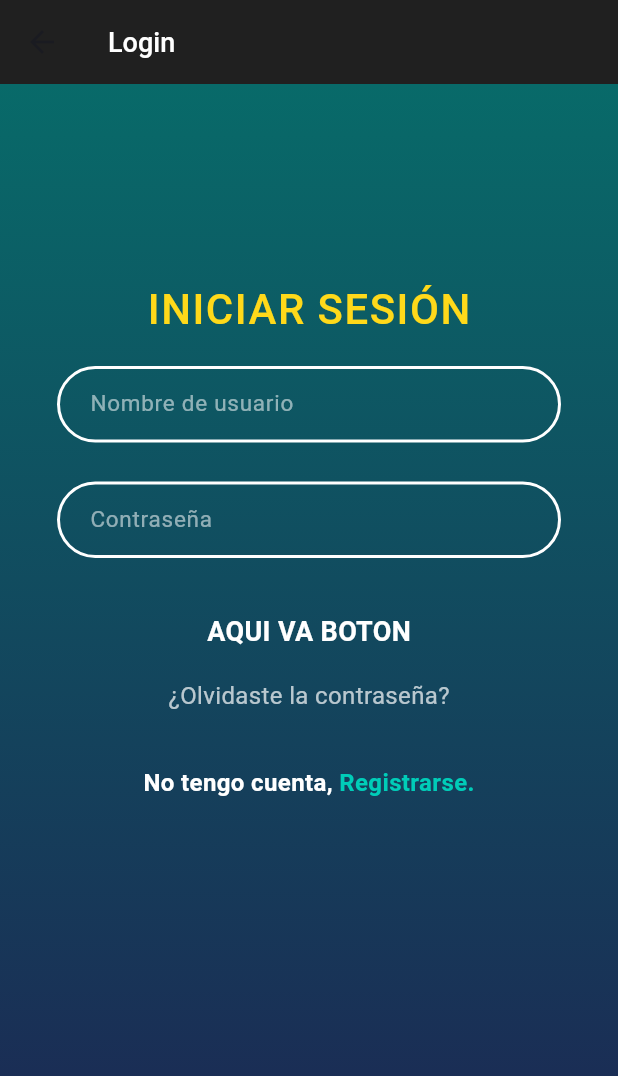
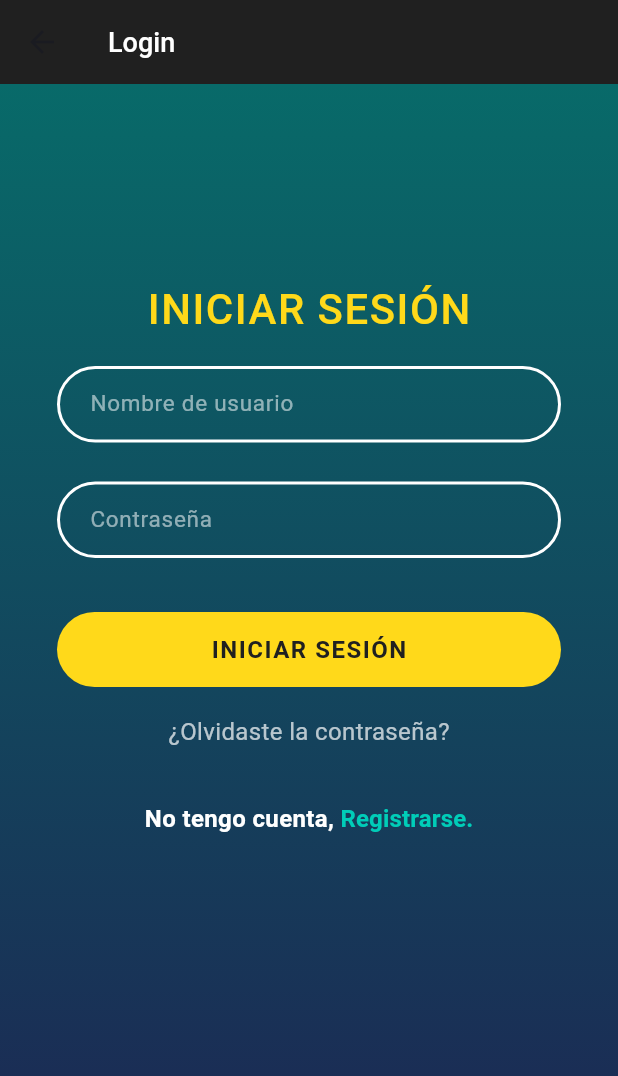
Before and after one commit to Ivanoide0/chipileta_movies_app, a Flutter app: the LoginPage screen opened directly, on a phone screen of 412 x 824 dp. Shown: the top 1076 px of the screen. Run offline on Flutter 3.47's test engine with Material 3 defaults, Android fonts, the phone set to English and light mode, and no system bars; our stand-ins replace go_router, sqflite; missing offline and left inert: bcrypt; accounts and stored records are empty.

Commit message:
"ambsas paginas login y register conectadas"

```diff
--- a/lib/config/router/presentation/screens/auth/login.dart
+++ b/lib/config/router/presentation/screens/auth/login.dart
@@ -1,8 +1,9 @@
 import 'package:flutter/material.dart';
-//import 'package:flutter_svg/flutter_svg.dart';
-
+//import 'package:chipileta_movies_app/config/router/presentation/screens/assets/svg/chipilogo.dart';
 import 'package:chipileta_movies_app/resources/colors/colors.dart';
 import 'package:chipileta_movies_app/resources/styles/styles.dart';
+import 'package:chipileta_movies_app/config/router/presentation/widgets/button_widget.dart';
+import 'package:chipileta_movies_app/config/router/presentation/screens/auth/register.dart';
 
 class LoginPage extends StatelessWidget {
   const LoginPage({super.key});
@@ -33,7 +34,7 @@ class LoginPage extends StatelessWidget {
                 const SizedBox(height: 60),
 
                 // SvgPicture.asset(
-                //   'assets/svg/chipi_logo.svg',
+                //   'assets/svg/chipilogo.svg',
                 //   width: 230,
                 // ),
 
@@ -59,9 +60,11 @@ class LoginPage extends StatelessWidget {
 
                 const SizedBox(height: 36),
 
-                const Text(
-                  'AQUI VA BOTON',
-                  style: AppStyles.buttonPlaceholder,
+                AppButton(
+                  text: 'INICIAR SESIÓN',
+                  onPressed: () {
+
+                  },
                 ),
 
                 const SizedBox(height: 18),
@@ -73,16 +76,31 @@ class LoginPage extends StatelessWidget {
 
                 const SizedBox(height: 35),
 
-                const Row(
+                Row(
                   mainAxisAlignment: MainAxisAlignment.center,
                   children: [
-                    Text(
+                    const Text(
                       'No tengo cuenta, ',
                       style: AppStyles.normalText,
                     ),
-                    Text(
-                      'Registrarse.',
-                      style: AppStyles.linkText,
+                    TextButton(
+                      onPressed: () {
+                        Navigator.push(
+                          context,
+                          MaterialPageRoute(
+                            builder: (context) => const RegisterPage(),
+                          ),
+                        );
+                      },
+                      style: TextButton.styleFrom(
+                        padding: EdgeInsets.zero,
+                        minimumSize: Size.zero,
+                        tapTargetSize: MaterialTapTargetSize.shrinkWrap,
+                      ),
+                      child: const Text(
+                        'Registrarse.',
+                        style: AppStyles.linkText,
+                      ),
                     ),
                   ],
                 ),
--- a/lib/config/router/presentation/widgets/button_widget.dart
+++ b/lib/config/router/presentation/widgets/button_widget.dart
@@ -0,0 +1,41 @@
+import 'package:flutter/material.dart';
+
+import 'package:chipileta_movies_app/resources/colors/colors.dart';
+
+class AppButton extends StatelessWidget {
+  final String text;
+  final VoidCallback onPressed;
+
+  const AppButton({
+    super.key,
+    required this.text,
+    required this.onPressed,
+  });
+
+  @override
+  Widget build(BuildContext context) {
+    return SizedBox(
+      width: double.infinity,
+      height: 50,
+      child: ElevatedButton(
+        onPressed: onPressed,
+        style: ElevatedButton.styleFrom(
+          backgroundColor: AppColors.yellow,
+          foregroundColor: AppColors.backgroundDark,
+          elevation: 0,
+          shape: RoundedRectangleBorder(
+            borderRadius: BorderRadius.circular(30),
+          ),
+        ),
+        child: Text(
+          text,
+          style: const TextStyle(
+            fontSize: 16,
+            fontWeight: FontWeight.bold,
+            letterSpacing: 1,
+          ),
+        ),
+      ),
+    );
+  }
+}
--- a/lib/main.dart
+++ b/lib/main.dart
@@ -17,7 +17,7 @@ class MainApp extends StatelessWidget {
       debugShowCheckedModeBanner: false,
       title: 'Material App',
       theme: AppTheme().getTheme(),
-      home: const RegisterPage(), // Página de inicio (placeholder)
+      home: const LoginPage(), // Página de inicio (placeholder)
     );
   }
 }
```
Also changed, not shown: lib/config/router/presentation/screens/auth/register.dart (+21 -5 lines), lib/config/router/presentation/screens/assets/chipilogo.svg (added).
